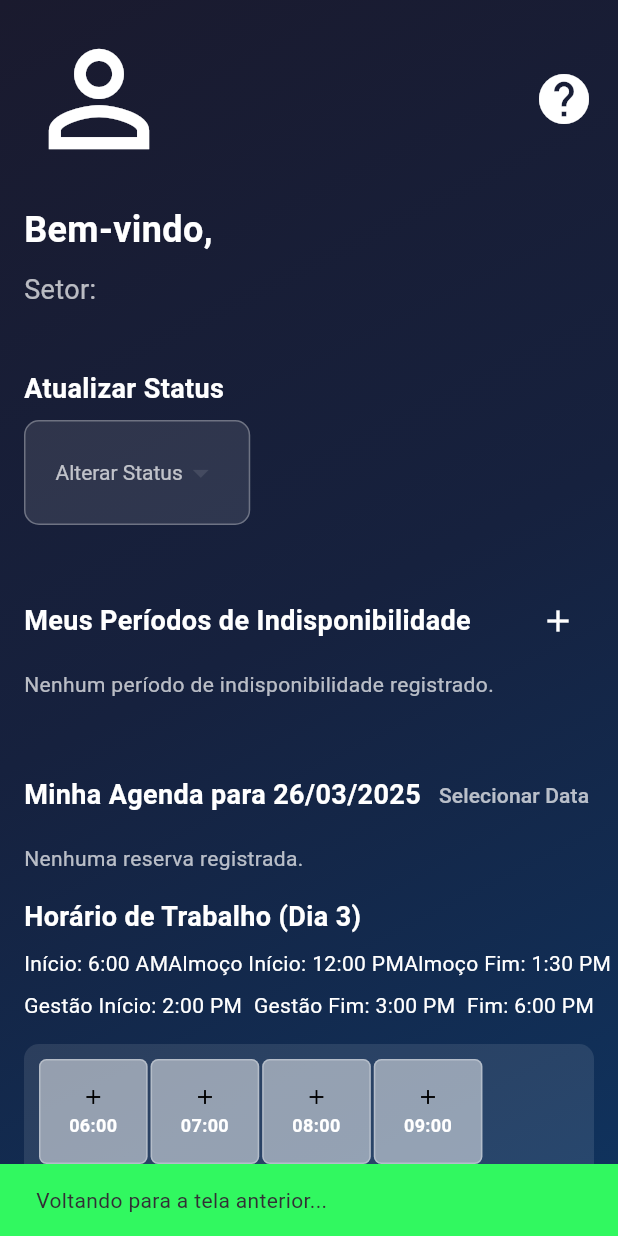
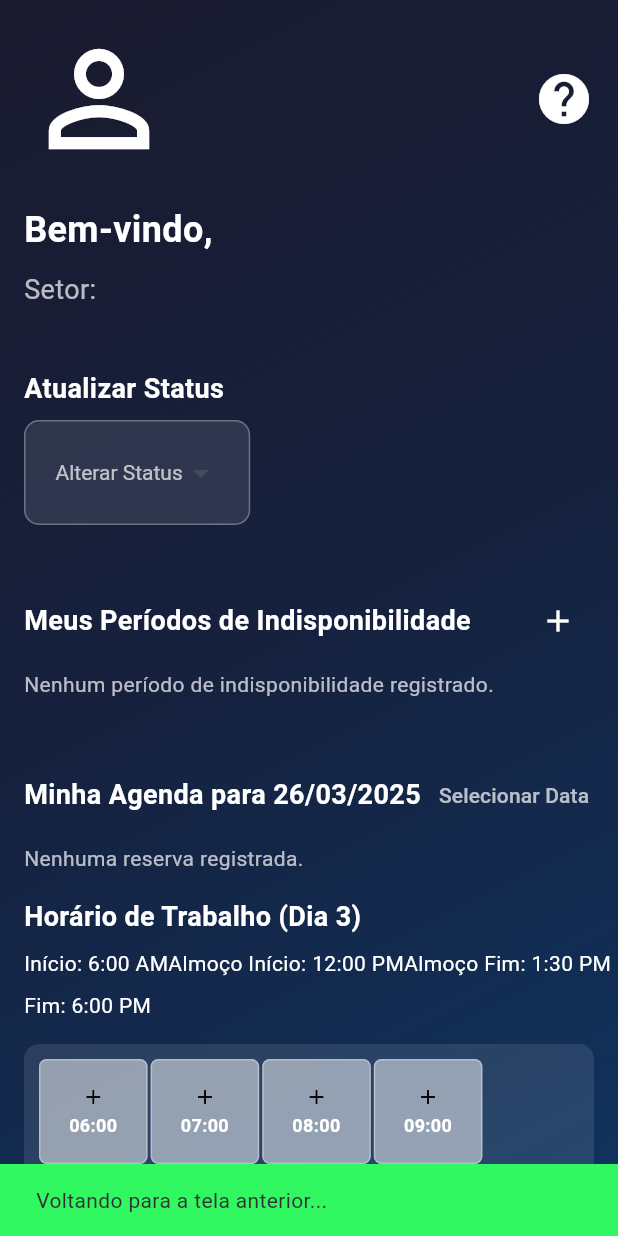
Before and after one commit to WLpereira/StatusDP, a Flutter app: the PainelScreen screen opened directly with empty values, after a tap on "Voltar", on a phone screen of 412 x 824 dp. Run offline on Flutter 3.47's test engine with Material 3 defaults, Android fonts, the phone set to English and light mode, and no system bars; our stand-ins replace supabase_flutter; accounts and stored records are empty.

Commit message:
Ajuste remover gestão

```diff
--- a/lib/models/usuario.dart
+++ b/lib/models/usuario.dart
@@ -9,8 +9,6 @@ class Usuario {
   final String? horariofimtrabalho;
   final String? horarioalmocoinicio;
   final String? horarioalmocofim;
-  final String? horariogestaoinicio;
-  final String? horariogestaofim;
 
   Usuario({
     required this.id,
@@ -23,8 +21,6 @@ class Usuario {
     this.horariofimtrabalho,
     this.horarioalmocoinicio,
     this.horarioalmocofim,
-    this.horariogestaoinicio,
-    this.horariogestaofim,
   });
 
   factory Usuario.fromJson(Map<String, dynamic> json) {
@@ -39,8 +35,6 @@ class Usuario {
       horariofimtrabalho: json['horariofimtrabalho'] as String?,
       horarioalmocoinicio: json['horarioalmocoinicio'] as String?,
       horarioalmocofim: json['horarioalmocofim'] as String?,
-      horariogestaoinicio: json['horariogestaoinicio'] as String?,
-      horariogestaofim: json['horariogestaofim'] as String?,
     );
   }
 
@@ -56,8 +50,6 @@ class Usuario {
       'horariofimtrabalho': horariofimtrabalho,
       'horarioalmocoinicio': horarioalmocoinicio,
       'horarioalmocofim': horarioalmocofim,
-      'horariogestaoinicio': horariogestaoinicio,
-      'horariogestaofim': horariogestaofim,
     };
   }
 }
--- a/lib/screens/status_dp_screen.dart
+++ b/lib/screens/status_dp_screen.dart
@@ -33,8 +33,6 @@ class _StatusDPScreenState extends State<StatusDPScreen> {
   TimeOfDay _lunchStartTime = const TimeOfDay(hour: 12, minute: 0);
   TimeOfDay _lunchEndTime = const TimeOfDay(hour: 13, minute: 30);
   TimeOfDay _endTime = const TimeOfDay(hour: 18, minute: 0);
-  TimeOfDay _gestaoStartTime = const TimeOfDay(hour: 14, minute: 0);
-  TimeOfDay _gestaoEndTime = const TimeOfDay(hour: 15, minute: 0);
 
   @override
   void initState() {
@@ -79,7 +77,6 @@ class _StatusDPScreenState extends State<StatusDPScreen> {
           Status(id: 1, status: 'DISPONIVEL'),
           Status(id: 2, status: 'AUSENTE'),
           Status(id: 3, status: 'ALMOCO'),
-          Status(id: 4, status: 'GESTAO'),
         ];
       });
     }
@@ -118,15 +115,11 @@ class _StatusDPScreenState extends State<StatusDPScreen> {
           _lunchStartTime = _parseTimeOfDay(horario.horarioAlmocoInicio ?? _usuario.horarioalmocoinicio ?? '12:00');
           _lunchEndTime = _parseTimeOfDay(horario.horarioAlmocoFim ?? _usuario.horarioalmocofim ?? '13:30');
           _endTime = _parseTimeOfDay(horario.horarioFim ?? _usuario.horariofimtrabalho ?? '18:00');
-          _gestaoStartTime = _parseTimeOfDay(horario.horarioAlmocoInicio ?? _usuario.horariogestaoinicio ?? '14:00');
-          _gestaoEndTime = _parseTimeOfDay(horario.horarioAlmocoFim ?? _usuario.horariogestaofim ?? '15:00');
         } else {
           _startTime = _parseTimeOfDay(_usuario.horarioiniciotrabalho ?? '06:00');
           _lunchStartTime = _parseTimeOfDay(_usuario.horarioalmocoinicio ?? '12:00');
           _lunchEndTime = _parseTimeOfDay(_usuario.horarioalmocofim ?? '13:30');
           _endTime = _parseTimeOfDay(_usuario.horariofimtrabalho ?? '18:00');
-          _gestaoStartTime = _parseTimeOfDay(_usuario.horariogestaoinicio ?? '14:00');
-          _gestaoEndTime = _parseTimeOfDay(_usuario.horariogestaofim ?? '15:00');
         }
       });
     } catch (e) {
@@ -160,7 +153,7 @@ class _StatusDPScreenState extends State<StatusDPScreen> {
     final isUnavailable = _isUserUnavailable(date);
     return isUnavailable
         ? Colors.orangeAccent.withOpacity(0.8)
-        : (informacoes.isNotEmpty ? const Color.fromARGB(255, 225, 9, 2) : const Color.fromARGB(255, 255, 255, 255).withOpacity(0.5));
+        : (informacoes.isNotEmpty ? const Color.fromARGB(255, 239, 116, 112) : const Color.fromARGB(255, 255, 255, 255).withOpacity(0.5));
   }
 
   List<String?> _getInformacoesForTime(TimeOfDay time) {
@@ -240,13 +233,10 @@ class _StatusDPScreenState extends State<StatusDPScreen> {
     final timeInMinutes = time.hour * 60;
     final lunchStartInMinutes = _lunchStartTime.hour * 60 + _lunchStartTime.minute;
     final lunchEndInMinutes = _lunchEndTime.hour * 60 + _lunchEndTime.minute;
-    final gestaoStartInMinutes = _gestaoStartTime.hour * 60 + _gestaoStartTime.minute;
-    final gestaoEndInMinutes = _gestaoEndTime.hour * 60 + _gestaoEndTime.minute;
     final endInMinutes = _endTime.hour * 60 + _endTime.minute;
 
-    if ((timeInMinutes >= lunchStartInMinutes && timeInMinutes < lunchEndInMinutes) ||
-        (timeInMinutes >= gestaoStartInMinutes && timeInMinutes < gestaoEndInMinutes)) {
-      _showError('Não é possível agendar durante o horário de almoço ou gestão.');
+    if (timeInMinutes >= lunchStartInMinutes && timeInMinutes < lunchEndInMinutes) {
+      _showError('Não é possível agendar durante o horário de almoço.');
       return;
     }
 
@@ -289,8 +279,6 @@ class _StatusDPScreenState extends State<StatusDPScreen> {
     TimeOfDay? newStartTime,
     TimeOfDay? newLunchStartTime,
     TimeOfDay? newLunchEndTime,
-    TimeOfDay? newGestaoStartTime,
-    TimeOfDay? newGestaoEndTime,
     TimeOfDay? newEndTime,
   }) async {
     final horario = HorarioTrabalho(
@@ -331,11 +319,7 @@ class _StatusDPScreenState extends State<StatusDPScreen> {
               ? _lunchStartTime
               : field == 'lunchEnd'
                   ? _lunchEndTime
-                  : field == 'gestaoStart'
-                      ? _gestaoStartTime
-                      : field == 'gestaoEnd'
-                          ? _gestaoEndTime
-                          : _endTime,
+                  : _endTime,
     );
     if (picked != null) {
       setState(() {
@@ -348,12 +332,6 @@ class _StatusDPScreenState extends State<StatusDPScreen> {
         } else if (field == 'lunchEnd') {
           _lunchEndTime = picked;
           _updateHorarioTrabalhoAutomatically(newLunchEndTime: picked);
-        } else if (field == 'gestaoStart') {
-          _gestaoStartTime = picked;
-          _updateHorarioTrabalhoAutomatically(newGestaoStartTime: picked);
-        } else if (field == 'gestaoEnd') {
-          _gestaoEndTime = picked;
-          _updateHorarioTrabalhoAutomatically(newGestaoEndTime: picked);
         } else if (field == 'end') {
           _endTime = picked;
           _updateHorarioTrabalhoAutomatically(newEndTime: picked);
@@ -373,21 +351,14 @@ class _StatusDPScreenState extends State<StatusDPScreen> {
     int lunchEndHour = _lunchEndTime.hour;
     if (_lunchEndTime.minute > 0) lunchEndHour++;
 
-    int gestaoStartHour = _gestaoStartTime.hour;
-    int gestaoEndHour = _gestaoEndTime.hour;
-    if (_gestaoEndTime.minute > 0) gestaoEndHour++;
-
     List<TimeOfDay> hours = [];
     for (int h = startHour; h <= endHour; h++) {
       final time = TimeOfDay(hour: h, minute: 0);
       final timeInMinutes = h * 60;
       final lunchStartInMinutes = _lunchStartTime.hour * 60 + _lunchStartTime.minute;
       final lunchEndInMinutes = _lunchEndTime.hour * 60 + _lunchEndTime.minute;
-      final gestaoStartInMinutes = _gestaoStartTime.hour * 60 + _gestaoStartTime.minute;
-      final gestaoEndInMinutes = _gestaoEndTime.hour * 60 + _gestaoEndTime.minute;
 
-      if ((timeInMinutes >= lunchStartInMinutes && timeInMinutes < lunchEndInMinutes) ||
-          (timeInMinutes >= gestaoStartInMinutes && timeInMinutes < gestaoEndInMinutes)) {
+      if (timeInMinutes >= lunchStartInMinutes && timeInMinutes < lunchEndInMinutes) {
         continue;
       }
 
@@ -404,8 +375,6 @@ class _StatusDPScreenState extends State<StatusDPScreen> {
         return Colors.orange;
       case 'ALMOCO':
         return Colors.yellow;
-      case 'GESTAO':
-        return Colors.blueAccent;
       default:
         return Colors.white;
     }
@@ -419,8 +388,6 @@ class _StatusDPScreenState extends State<StatusDPScreen> {
         return Icons.lock;
       case 'ALMOCO':
         return Icons.local_dining;
-      case 'GESTAO':
-        return Icons.business;
       default:
         return Icons.help;
     }
@@ -869,20 +836,6 @@ class _StatusDPScreenState extends State<StatusDPScreen> {
                 mainAxisAlignment: MainAxisAlignment.spaceBetween,
                 children: [
                   GestureDetector(
-                    onTap: () => _selectTime(context, 'gestaoStart'),
-                    child: Text(
-                      'Gestão Início: ${_gestaoStartTime.format(context)}',
-                      style: const TextStyle(color: Colors.white),
-                    ),
-                  ),
-                  GestureDetector(
-                    onTap: () => _selectTime(context, 'gestaoEnd'),
-                    child: Text(
-                      'Gestão Fim: ${_gestaoEndTime.format(context)}',
-                      style: const TextStyle(color: Colors.white),
-                    ),
-                  ),
-                  GestureDetector(
                     onTap: () => _selectTime(context, 'end'),
                     child: Text(
                       'Fim: ${_endTime.format(context)}',
@@ -926,11 +879,9 @@ class _StatusDPScreenState extends State<StatusDPScreen> {
                               onTap: (isPastHour || isUnavailable)
                                   ? null
                                   : () {
-                                      if ((timeInMinutes >= (_lunchStartTime.hour * 60 + _lunchStartTime.minute) &&
-                                              timeInMinutes < (_lunchEndTime.hour * 60 + _lunchEndTime.minute)) ||
-                                          (timeInMinutes >= (_gestaoStartTime.hour * 60 + _gestaoStartTime.minute) &&
-                                              timeInMinutes < (_gestaoEndTime.hour * 60 + _gestaoEndTime.minute))) {
-                                        _showError('Não é possível agendar durante o horário de almoço ou gestão.');
+                                      if (timeInMinutes >= (_lunchStartTime.hour * 60 + _lunchStartTime.minute) &&
+                                          timeInMinutes < (_lunchEndTime.hour * 60 + _lunchEndTime.minute)) {
+                                        _showError('Não é possível agendar durante o horário de almoço.');
                                         return;
                                       }
                                       showDialog(
--- a/lib/services/auth_service.dart
+++ b/lib/services/auth_service.dart
@@ -256,8 +256,6 @@ class AuthService {
       'horariofimtrabalho': usuario.horariofimtrabalho,
       'horarioalmocoinicio': usuario.horarioalmocoinicio,
       'horarioalmocofim': usuario.horarioalmocofim,
-        'horariogestaoinicio': usuario.horariogestaoinicio,
-        'horariogestaofim': usuario.horariogestaofim,
     });
   } catch (e) {
     throw Exception('Erro ao criar usuário: $e');
@@ -276,8 +274,6 @@ class AuthService {
       'horariofimtrabalho': usuario.horariofimtrabalho,
       'horarioalmocoinicio': usuario.horarioalmocoinicio,
       'horarioalmocofim': usuario.horarioalmocofim,
-        'horariogestaoinicio': usuario.horariogestaoinicio,
-        'horariogestaofim': usuario.horariogestaofim,
     }).eq('id', usuario.id);
   } catch (e) {
     throw Exception('Erro ao atualizar usuário: $e');
```
Also changed, not shown: lib/screens/admin_screen.dart (+0 -12 lines). Lines whose indentation alone changed are shown as unchanged.
